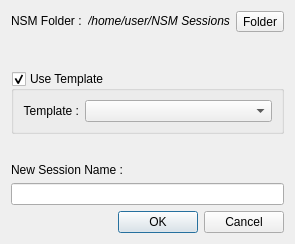
Above: resources/ui/new_session.ui from Houston4444/RaySession before the change. Below: the same form after it.
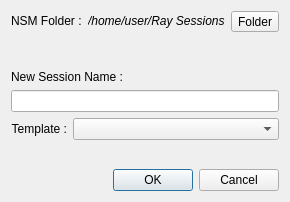
That is the form after the change. Icons and pictures are not drawn.

Commit message: finish new session dialog redesign

Patch:
```diff
--- a/resources/ui/new_session.ui
+++ b/resources/ui/new_session.ui
@@ -10,7 +10,7 @@
     <x>0</x>
     <y>0</y>
     <width>290</width>
-    <height>244</height>
+    <height>202</height>
    </rect>
   </property>
   <property name="windowTitle">
@@ -53,7 +53,7 @@
         <string notr="true">font-style :  italic</string>
        </property>
        <property name="text">
-        <string>/home/user/NSM Sessions</string>
+        <string>/home/user/Ray Sessions</string>
        </property>
       </widget>
      </item>
@@ -101,16 +101,25 @@
     </spacer>
    </item>
    <item>
-    <widget class="QGroupBox" name="templateGroupBox">
-     <property name="title">
-      <string>Use Template</string>
+    <widget class="QLabel" name="labelNewSessionName">
+     <property name="sizePolicy">
+      <sizepolicy hsizetype="Preferred" vsizetype="Fixed">
+       <horstretch>0</horstretch>
+       <verstretch>0</verstretch>
+      </sizepolicy>
      </property>
-     <property name="checkable">
-      <bool>true</bool>
+     <property name="text">
+      <string>New Session Name :</string>
      </property>
-     <layout class="QHBoxLayout" name="horizontalLayout_2">
+    </widget>
+   </item>
       <item>
-       <widget class="QLabel" name="label">
+    <widget class="QLineEdit" name="lineEdit"/>
+   </item>
+   <item>
+    <layout class="QHBoxLayout" name="horizontalLayoutTemplate">
+     <item>
+      <widget class="QLabel" name="labelTemplate">
         <property name="sizePolicy">
          <sizepolicy hsizetype="Minimum" vsizetype="Preferred">
           <horstretch>0</horstretch>
@@ -136,7 +145,6 @@
        </widget>
       </item>
      </layout>
-    </widget>
    </item>
    <item>
     <spacer name="verticalSpacer_2">
@@ -151,22 +159,6 @@
      </property>
     </spacer>
    </item>
-   <item>
-    <widget class="QLabel" name="labelNewSessionName">
-     <property name="sizePolicy">
-      <sizepolicy hsizetype="Preferred" vsizetype="Fixed">
-       <horstretch>0</horstretch>
-       <verstretch>0</verstretch>
-      </sizepolicy>
-     </property>
-     <property name="text">
-      <string>New Session Name :</string>
-     </property>
-    </widget>
-   </item>
-   <item>
-    <widget class="QLineEdit" name="lineEdit"/>
-   </item>
    <item>
     <widget class="QDialogButtonBox" name="buttonBox">
      <property name="enabled">
```
Left out of the diff: 3 changed lines with no effect on the pictures. Lines whose indentation alone changed are shown as unchanged. The commit also changes 1 other file.
